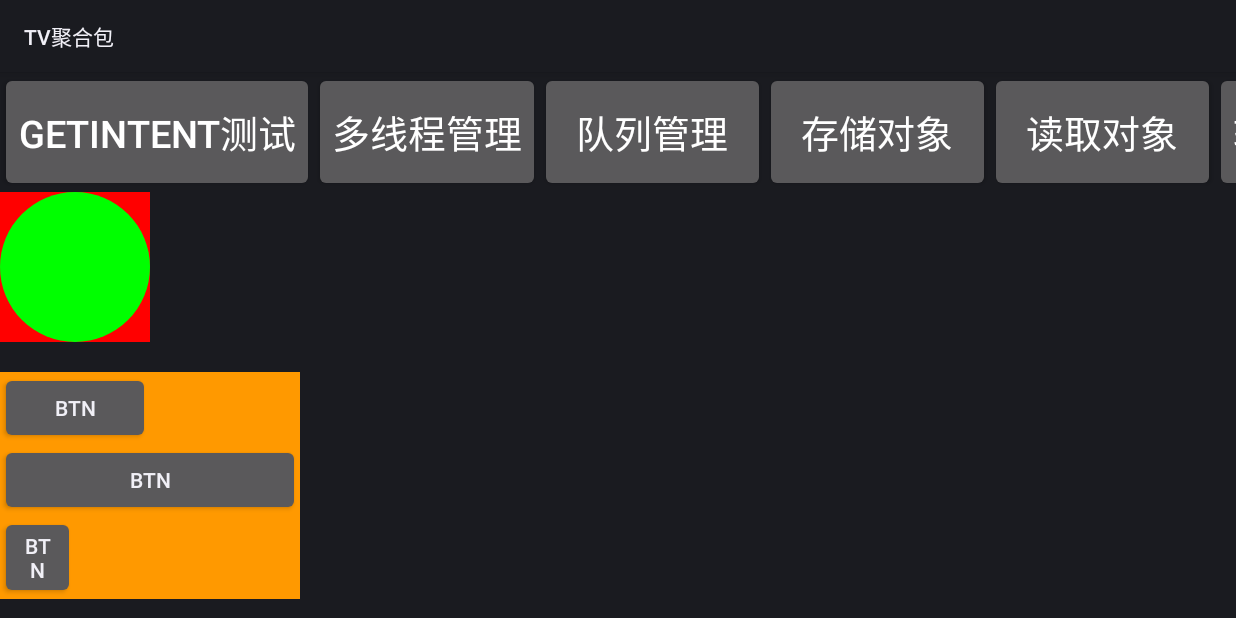
After one commit to xiaomaguoguo/TVGather, an Android app: the fragment MeasureFragment placed in its activity, on a phone screen of 824 x 412 dp (held sideways). The commit adds this screen. Run offline under Robolectric (Android 15) with nearby library versions, the phone set to English and light mode, and no system bars.

Commit message:
添加自定义View测试模式的研究，以及kotlin环境的配置

```diff
--- a/TVGather/app/build.gradle
+++ b/TVGather/app/build.gradle
@@ -1,4 +1,9 @@
 apply plugin: 'com.android.application'
+
+apply plugin: 'kotlin-android'
+
+apply plugin: 'kotlin-android-extensions'
+
 
 android {
     compileSdkVersion 25
@@ -36,4 +41,5 @@ dependencies {
     compile project(':downloadlib') //断点下载实现方式一
     compile project(':download')//断点下载实现方式二
     compile 'com.android.support:multidex:1.0.1'
+    compile "org.jetbrains.kotlin:kotlin-stdlib-jre7:$kotlin_version"
 }
--- a/TVGather/app/src/main/java/activity/MainActivity.java
+++ b/TVGather/app/src/main/java/activity/MainActivity.java
@@ -27,6 +27,7 @@ import db.StudentService;
 import entity.Student;
 import fragment.CateFragment;
 import fragment.ConstraintLayoutFragment;
+import fragment.MeasureFragment;
 import fragment.SoundPoolFragment;
 import fragment.TimeCountFragment;
 import service.MyIntentService;
@@ -38,7 +39,7 @@ public class MainActivity extends FragmentActivity implements View.OnClickListen
 
     public static final String TAG = MainActivity.class.getSimpleName();
 
-    private Button btnGetIntent,btnMultiThread,btnQueenMan,btnSaveObject,btnReadObject,btnAccessClick,btnDownload,btnDownload2,btnMultiService,btnConstraint,btnJs,btnOpenXiaoBanL,btnKeyEvent,btnFocus,btnTimeCount,btnRecycle,btnSoundPool,btnCate;
+    private Button btnGetIntent,btnMultiThread,btnQueenMan,btnSaveObject,btnReadObject,btnAccessClick,btnDownload,btnDownload2,btnMultiService,btnConstraint,btnJs,btnOpenXiaoBanL,btnKeyEvent,btnFocus,btnTimeCount,btnRecycle,btnSoundPool,btnCate,btnMeasure;
 
     @Override
     protected void onCreate(@Nullable Bundle savedInstanceState) {
@@ -63,6 +64,7 @@ public class MainActivity extends FragmentActivity implements View.OnClickListen
         btnRecycle =  (Button) findViewById(R.id.btnRecycle);
         btnSoundPool =  (Button) findViewById(R.id.btnSoundPool);
         btnCate =  (Button) findViewById(R.id.btnCate);
+        btnMeasure =  (Button) findViewById(R.id.btnMeasure);
 
         btnGetIntent.setOnClickListener(this);
         btnMultiThread.setOnClickListener(this);
@@ -82,6 +84,7 @@ public class MainActivity extends FragmentActivity implements View.OnClickListen
         btnRecycle.setOnClickListener(this);
         btnSoundPool.setOnClickListener(this);
         btnCate.setOnClickListener(this);
+        btnMeasure.setOnClickListener(this);
 
     }
 
@@ -197,6 +200,13 @@ public class MainActivity extends FragmentActivity implements View.OnClickListen
                 startActivity(recyclev);
                 break;
 
+            case R.id.btnMeasure: // 测试模式
+                commitFragment(MeasureFragment.Companion.newInstance());
+                break;
+
+                default:
+                    break;
+
         }
     }
 
--- /dev/null
+++ b/TVGather/app/src/main/java/fragment/MeasureFragment.kt
@@ -0,0 +1,30 @@
+package fragment
+
+import android.os.Bundle
+import android.support.v4.app.Fragment
+import android.view.LayoutInflater
+import android.view.View
+import android.view.ViewGroup
+
+import com.bftv.knothing.firsttv.R
+
+/**
+ * Created by MaZhihua on 2017/12/4.
+ */
+class MeasureFragment : Fragment() {
+
+    override fun onCreateView(inflater: LayoutInflater?, container: ViewGroup?, savedInstanceState: Bundle?): View? {
+        return inflater?.inflate(R.layout.measure_layout,container,false);
+    }
+
+
+    companion object {
+
+        fun newInstance(): MeasureFragment {
+            val args = Bundle()
+            val fragment = MeasureFragment()
+            fragment.arguments = args
+            return fragment
+        }
+    }
+}
--- /dev/null
+++ b/TVGather/app/src/main/java/widget/MyView.java
@@ -0,0 +1,87 @@
+package widget;
+
+import android.content.Context;
+import android.graphics.Canvas;
+import android.graphics.Color;
+import android.graphics.Paint;
+import android.support.annotation.Nullable;
+import android.util.AttributeSet;
+import android.view.View;
+
+/**
+ * Created by MaZhihua on 2017/12/4.
+ * 测试模式学习研究
+ * ,原文链接 ： http://blog.csdn.net/huachao1001/article/details/51577291
+ */
+public class MyView extends View {
+
+    public MyView(Context context) {
+        super(context);
+    }
+
+    public MyView(Context context, @Nullable AttributeSet attrs) {
+        super(context, attrs);
+    }
+
+    public MyView(Context context, @Nullable AttributeSet attrs, int defStyleAttr) {
+        super(context, attrs, defStyleAttr);
+    }
+
+    @Override
+    protected void onMeasure(int widthMeasureSpec, int heightMeasureSpec) {
+        super.onMeasure(widthMeasureSpec, heightMeasureSpec);
+        int width = getMySize(100, widthMeasureSpec);
+        int height = getMySize(100, heightMeasureSpec);
+
+        if (width < height) {
+            height = width;
+        } else {
+            width = height;
+        }
+
+        setMeasuredDimension(width, height);
+    }
+
+    private int getMySize(int defaultSize, int measureSpec) {
+        int mySize = defaultSize;
+
+        int mode = MeasureSpec.getMode(measureSpec);
+        int size = MeasureSpec.getSize(measureSpec);
+
+        switch (mode) {
+            case MeasureSpec.UNSPECIFIED: {//如果没有指定大小，就设置为默认大小
+                mySize = defaultSize;
+                break;
+            }
+            case MeasureSpec.AT_MOST: {//如果测量模式是最大取值为size
+                //我们将大小取最大值,你也可以取其他值
+                mySize = size;
+                break;
+            }
+            case MeasureSpec.EXACTLY: {//如果是固定的大小，那就不要去改变它
+                mySize = size;
+                break;
+            }
+        }
+        return mySize;
+    }
+
+    @Override
+    protected void onDraw(Canvas canvas) {
+        //调用父View的onDraw函数，因为View这个类帮我们实现了一些
+        // 基本的而绘制功能，比如绘制背景颜色、背景图片等
+        super.onDraw(canvas);
+        int r = getMeasuredWidth() / 2;//也可以是getMeasuredHeight()/2,本例中我们已经将宽高设置相等了
+        //圆心的横坐标为当前的View的左边起始位置+半径
+        int centerX = getLeft() + r;
+        //圆心的纵坐标为当前的View的顶部起始位置+半径
+        int centerY = getTop() + r;
+
+        Paint paint = new Paint();
+        paint.setColor(Color.GREEN);
+        //开始绘制
+        canvas.drawCircle(centerX, centerY, r, paint);
+
+
+    }
+}
--- /dev/null
+++ b/TVGather/app/src/main/java/widget/MyViewGroup.java
@@ -0,0 +1,104 @@
+package widget;
+
+import android.content.Context;
+import android.util.AttributeSet;
+import android.view.View;
+import android.view.ViewGroup;
+
+/**
+ * Created by MaZhihua on 2017/12/4.
+ * 测试模式学习研究
+ * ,原文链接 ： http://blog.csdn.net/huachao1001/article/details/51577291
+ */
+public class MyViewGroup extends ViewGroup {
+
+    public MyViewGroup(Context context) {
+        super(context);
+    }
+
+    public MyViewGroup(Context context, AttributeSet attrs) {
+
+        super(context, attrs);
+    }
+
+    /***
+     * 获取子View中宽度最大的值
+     */
+    private int getMaxChildWidth() {
+        int childCount = getChildCount();
+        int maxWidth = 0;
+        for (int i = 0; i < childCount; i++) {
+            View childView = getChildAt(i);
+            if (childView.getMeasuredWidth() > maxWidth){
+                maxWidth = childView.getMeasuredWidth();
+            }
+        }
+
+        return maxWidth;
+    }
+
+    /***
+     * 将所有子View的高度相加
+     **/
+    private int getTotleHeight() {
+        int childCount = getChildCount();
+        int height = 0;
+        for (int i = 0; i < childCount; i++) {
+            View childView = getChildAt(i);
+            height += childView.getMeasuredHeight();
+
+        }
+
+        return height;
+    }
+
+    @Override
+    protected void onMeasure(int widthMeasureSpec, int heightMeasureSpec) {
+        super.onMeasure(widthMeasureSpec, heightMeasureSpec);
+        //将所有的子View进行测量，这会触发每个子View的onMeasure函数
+        //注意要与measureChild区分，measureChild是对单个view进行测量
+        measureChildren(widthMeasureSpec, heightMeasureSpec);
+
+        int widthMode = MeasureSpec.getMode(widthMeasureSpec);
+        int widthSize = MeasureSpec.getSize(widthMeasureSpec);
+        int heightMode = MeasureSpec.getMode(heightMeasureSpec);
+        int heightSize = MeasureSpec.getSize(heightMeasureSpec);
+
+        int childCount = getChildCount();
+
+        if (childCount == 0) {//如果没有子View,当前ViewGroup没有存在的意义，不用占用空间
+            setMeasuredDimension(0, 0);
+        } else {
+            //如果宽高都是包裹内容
+            if (widthMode == MeasureSpec.AT_MOST && heightMode == MeasureSpec.AT_MOST) {
+                //我们将高度设置为所有子View的高度相加，宽度设为子View中最大的宽度
+                int height = getTotleHeight();
+                int width = getMaxChildWidth();
+                setMeasuredDimension(width, height);
+
+            } else if (heightMode == MeasureSpec.AT_MOST) {//如果只有高度是包裹内容
+                //宽度设置为ViewGroup自己的测量宽度，高度设置为所有子View的高度总和
+                setMeasuredDimension(widthSize, getTotleHeight());
+            } else if (widthMode == MeasureSpec.AT_MOST) {//如果只有宽度是包裹内容
+                //宽度设置为子View中宽度最大的值，高度设置为ViewGroup自己的测量值
+                setMeasuredDimension(getMaxChildWidth(), heightSize);
+
+            }
+        }
+    }
+
+    @Override
+    protected void onLayout(boolean changed, int l, int t, int r, int b) {
+        int count = getChildCount();
+        //记录当前的高度位置
+        int curHeight = t;
+        for (int i = 0; i < count; i++) {
+            View child = getChildAt(i);
+            int height = child.getMeasuredHeight();
+            int width = child.getMeasuredWidth();
+            child.layout(l, curHeight, l + width, curHeight + height);
+            curHeight += height;
+        }
+    }
+
+}
--- /dev/null
+++ b/TVGather/app/src/main/res/layout/custom_viewgroup.xml
@@ -0,0 +1,30 @@
+<?xml version="1.0" encoding="utf-8"?>
+<LinearLayout xmlns:android="http://schemas.android.com/apk/res/android"
+    android:layout_marginTop="20dp"
+    android:layout_width="match_parent"
+    android:layout_height="match_parent">
+
+    <widget.MyViewGroup
+        android:layout_width="wrap_content"
+        android:layout_height="wrap_content"
+        android:background="#ff9900">
+
+        <Button
+            android:layout_width="100dp"
+            android:layout_height="wrap_content"
+            android:text="btn" />
+
+        <Button
+            android:layout_width="200dp"
+            android:layout_height="wrap_content"
+            android:text="btn" />
+
+        <Button
+            android:layout_width="50dp"
+            android:layout_height="wrap_content"
+            android:text="btn" />
+
+
+    </widget.MyViewGroup>
+
+</LinearLayout>
--- a/TVGather/app/src/main/res/layout/main_activity.xml
+++ b/TVGather/app/src/main/res/layout/main_activity.xml
@@ -111,6 +111,12 @@
                 android:text="RV相关"
                 />
 
+            <Button
+                android:id="@+id/btnMeasure"
+                style="@style/BtnStyle"
+                android:text="测量模式学习"
+                />
+
 
         </LinearLayout>
     </HorizontalScrollView>
--- /dev/null
+++ b/TVGather/app/src/main/res/layout/measure_layout.xml
@@ -0,0 +1,19 @@
+<?xml version="1.0" encoding="utf-8"?>
+<LinearLayout
+    xmlns:android="http://schemas.android.com/apk/res/android"
+    xmlns:tools="http://schemas.android.com/tools"
+    android:orientation="vertical"
+    android:layout_width="match_parent"
+    android:layout_height="match_parent">
+
+    <widget.MyView
+        android:layout_width="wrap_content"
+        android:layout_height="100dp"
+        android:background="#ff0000"/>
+
+    <include
+        layout="@layout/custom_viewgroup"
+        tools:layout_editor_absoluteX="113dp"
+        tools:layout_editor_absoluteY="147dp" />
+
+</LinearLayout>
--- a/TVGather/build.gradle
+++ b/TVGather/build.gradle
@@ -1,11 +1,13 @@
 // Top-level build file where you can add configuration options common to all sub-projects/modules.
 
 buildscript {
+    ext.kotlin_version = '1.1.60'
     repositories {
         jcenter()
     }
     dependencies {
         classpath 'com.android.tools.build:gradle:2.3.1'
+        classpath "org.jetbrains.kotlin:kotlin-gradle-plugin:$kotlin_version"
 
         // NOTE: Do not place your application dependencies here; they belong
         // in the individual module build.gradle files
```
